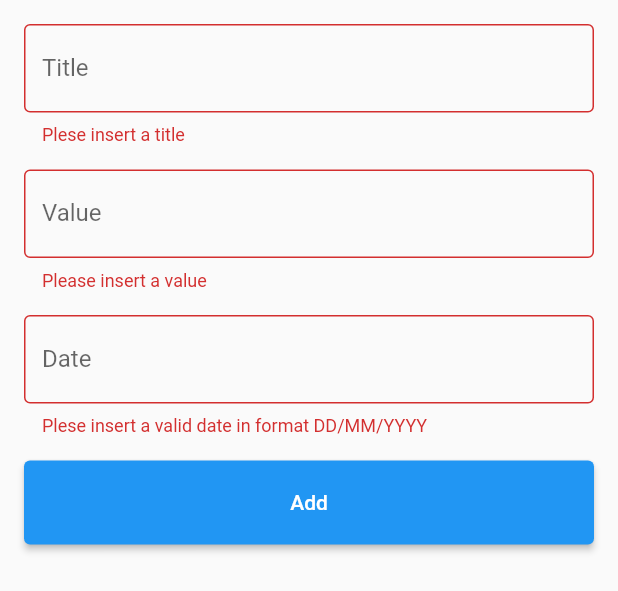
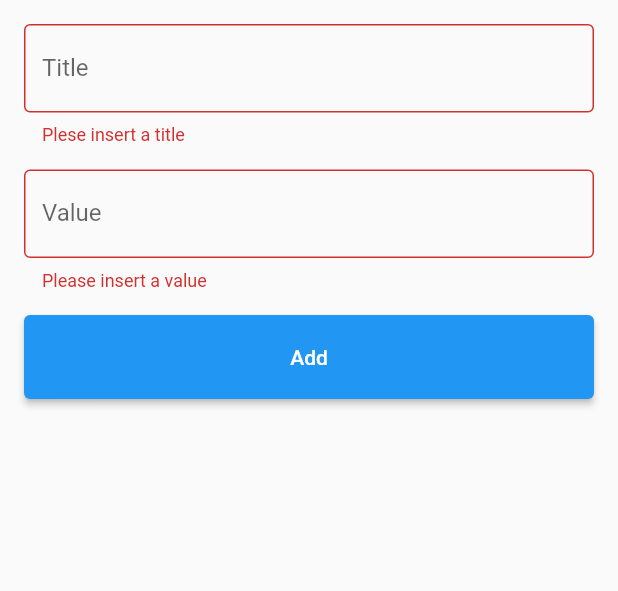
Before and after one commit to WillMV/PersonalExpenses-Flutter, a Flutter app: the ExpenseForm widget shown alone on an empty page, opened directly with empty values, after a tap on "Add", on a phone screen of 412 x 824 dp. Shown: the top 591 px of the screen. Run offline on Flutter 3.47's test engine with Material 2 defaults, Android fonts, the phone set to English and light mode, and no system bars.

```diff
--- a/lib/widgets/expense_form.dart
+++ b/lib/widgets/expense_form.dart
@@ -17,18 +17,19 @@ class ExpenseForm extends StatelessWidget {
   final TextEditingController date;
   final ExpenseController _expenseController;
 
-  void _onSubmit() {
+  @override
+  Widget build(BuildContext context) {
+    void onSubmit() {
       if (formKey.currentState!.validate()) {
         _expenseController.addExpense(
             title: title.text, value: value.text, date: date.text);
         title.clear();
         value.clear();
         date.clear();
+        Navigator.of(context).pop();
       }
     }
 
-  @override
-  Widget build(BuildContext context) {
     return Form(
         key: formKey,
         child: Padding(
@@ -41,7 +42,7 @@ class ExpenseForm extends StatelessWidget {
                   controller: title,
                   autocorrect: true,
                   enableSuggestions: true,
-                  onFieldSubmitted: (_) => _onSubmit(),
+                  onFieldSubmitted: (_) => onSubmit(),
                   validator: (value) =>
                       value!.isEmpty ? 'Plese insert a title' : null,
                   decoration: const InputDecoration(
@@ -54,7 +55,7 @@ class ExpenseForm extends StatelessWidget {
                 padding: const EdgeInsets.all(8.0),
                 child: TextFormField(
                   controller: value,
-                  onFieldSubmitted: (_) => _onSubmit(),
+                  onFieldSubmitted: (_) => onSubmit(),
                   keyboardType: TextInputType.number,
                   autocorrect: true,
                   validator: (value) =>
@@ -65,30 +66,30 @@ class ExpenseForm extends StatelessWidget {
                   ),
                 ),
               ),
-              Padding(
-                padding: const EdgeInsets.all(8.0),
-                child: TextFormField(
-                  controller: date,
-                  keyboardType: TextInputType.datetime,
-                  validator: (value) {
-                    if (value!.isEmpty ||
-                        value.length < 8 ||
-                        value.length > 10) {
-                      return "Plese insert a valid date in format DD/MM/YYYY";
-                    }
-                    return null;
-                  },
-                  autocorrect: true,
-                  decoration: const InputDecoration(
-                    labelText: 'Date',
-                    border: OutlineInputBorder(),
-                  ),
-                ),
-              ),
+              // Padding(
+              //   padding: const EdgeInsets.all(8.0),
+              //   child: TextFormField(
+              //     controller: date,
+              //     keyboardType: TextInputType.datetime,
+              //     validator: (value) {
+              //       if (value!.isEmpty ||
+              //           value.length < 8 ||
+              //           value.length > 10) {
+              //         return "Plese insert a valid date in format DD/MM/YYYY";
+              //       }
+              //       return null;
+              //     },
+              //     autocorrect: true,
+              //     decoration: const InputDecoration(
+              //       labelText: 'Date',
+              //       border: OutlineInputBorder(),
+              //     ),
+              //   ),
+              // ),
               Padding(
                 padding: const EdgeInsets.all(8.0),
                 child: ElevatedButton(
-                    onPressed: () => _onSubmit(),
+                    onPressed: () => onSubmit(),
                     child: const Center(
                         child: Padding(
                       padding: EdgeInsets.all(20.0),
```
Lines whose indentation alone changed are shown as unchanged.
